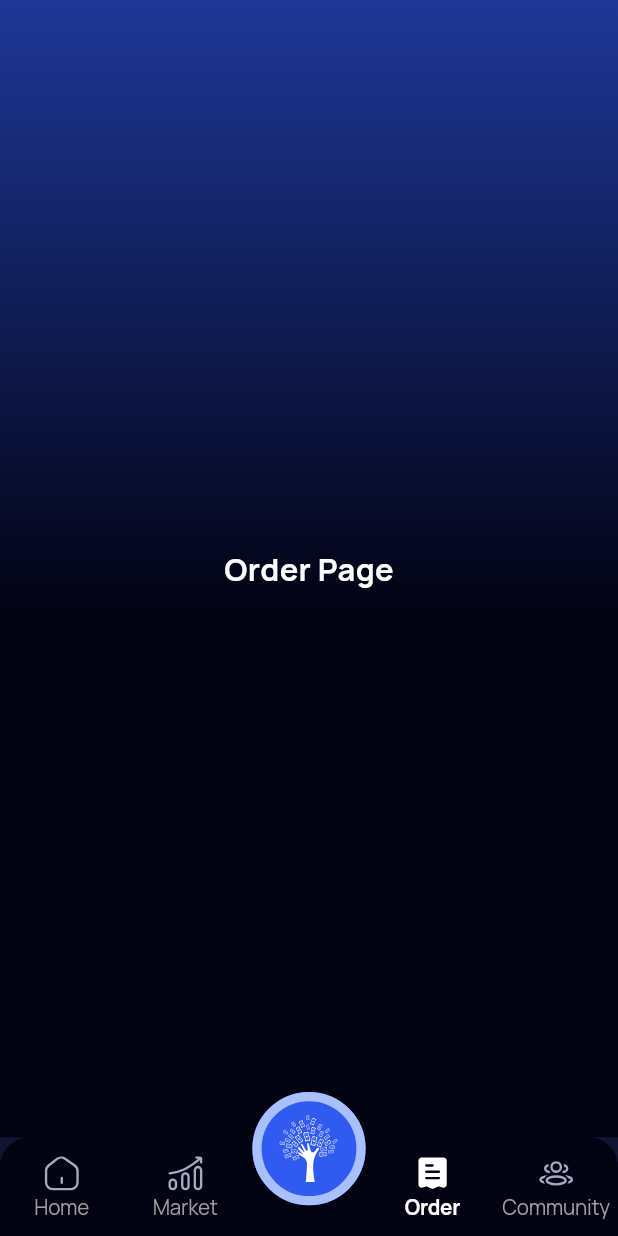
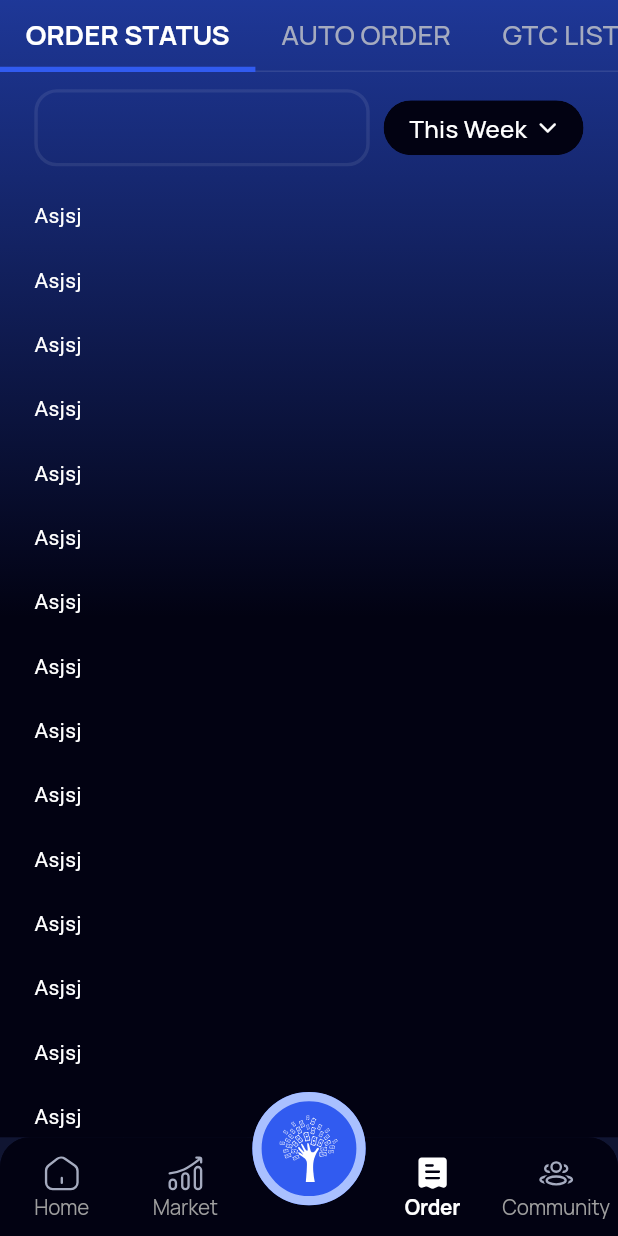
Before and after one commit to drewjya/sr_ui, a Flutter app: the OrderView screen opened by its route, on a phone screen of 412 x 824 dp. Run offline on Flutter 3.47's test engine with Material 3 defaults, Android fonts, the phone set to English and light mode, and no system bars; our stand-ins replace flutter_hooks, flutter_screenutil, flutter_svg, go_router, hooks_riverpod, riverpod and 5 more; accounts and stored records are empty; generated files the repository leaves out were written again.

```diff
--- a/lib/core/theme/app_theme.dart
+++ b/lib/core/theme/app_theme.dart
@@ -231,13 +231,15 @@ class AppTheme with ChangeNotifier {
       fontFamily: 'Manrope',
     ),
     tabBarTheme: TabBarTheme(
+      dividerColor: AppColor.divider,
+      indicatorSize: TabBarIndicatorSize.tab,
+      labelPadding: EdgeInsets.symmetric(horizontal: 15.sp),
       indicator: UnderlineTabIndicator(
         borderSide: BorderSide(
           color: AppColor.primary,
           width: 3.sp,
         ),
       ),
-      labelPadding: EdgeInsets.symmetric(vertical: 10),
       labelStyle: TextStyle(
         color: Colors.white,
         fontFamily: "Manrope",
@@ -373,13 +375,15 @@ class AppTheme with ChangeNotifier {
       fontFamily: 'Manrope',
     ),
     tabBarTheme: TabBarTheme(
+      dividerColor: AppColor.divider,
+      indicatorSize: TabBarIndicatorSize.tab,
+      labelPadding: EdgeInsets.symmetric(horizontal: 15.sp),
       indicator: UnderlineTabIndicator(
         borderSide: BorderSide(
           color: AppColor.primary,
           width: 3.sp,
         ),
       ),
-      labelPadding: EdgeInsets.symmetric(vertical: 10),
       labelStyle: TextStyle(
         color: Colors.white,
         fontFamily: "Manrope",
--- a/lib/core/widget/v_list_tile.dart
+++ b/lib/core/widget/v_list_tile.dart
@@ -4,7 +4,7 @@ import 'package:sr_ui/core/core.dart';
 class VListTile extends StatelessWidget {
   final Widget? leading;
   final Widget title;
-  final Widget subtitle;
+  final Widget? subtitle;
   final Widget? trailing;
   final Color? backgroundColor;
   final VoidCallback? onTap;
@@ -15,7 +15,7 @@ class VListTile extends StatelessWidget {
     Key? key,
     this.leading,
     required this.title,
-    required this.subtitle,
+    this.subtitle,
     this.trailing,
     this.backgroundColor,
     this.onTap,
@@ -50,8 +50,10 @@ class VListTile extends StatelessWidget {
                   mainAxisAlignment: MainAxisAlignment.center,
                   children: [
                     title,
-                    Gap(4.sp),
-                    subtitle,
+                    if (subtitle != null) ...[
+                      Gap(4.sp),
+                      subtitle!,
+                    ],
                   ],
                 ),
               ),
--- a/lib/features/order/view/order_view.dart
+++ b/lib/features/order/view/order_view.dart
@@ -1,16 +1,47 @@
 import 'package:sr_ui/core/core.dart';
+import 'package:sr_ui/features/order/view/tab/order_status_tab.dart';
 
-class OrderView extends StatelessWidget {
+class OrderView extends HookConsumerWidget {
   const OrderView({super.key});
 
   @override
-  Widget build(BuildContext context) {
+  Widget build(BuildContext context, WidgetRef ref) {
+    final tabController = useTabController(initialLength: 4);
     return NavScaffold(
-      body: Center(
-        child: VText(
-          "Order Page",
-          style: context.text.title,
-        ),
+      body: Column(
+        children: [
+          TabBar(
+              controller: tabController,
+              padding: EdgeInsets.all(0),
+              isScrollable: true,
+              tabAlignment: TabAlignment.center,
+              indicatorSize: TabBarIndicatorSize.tab,
+              labelPadding: EdgeInsets.symmetric(horizontal: 15.sp),
+              tabs: ["ORDER STATUS", "AUTO ORDER", "GTC LIST", "TRADE DONE"]
+                  .map(
+                    (e) => Tab(
+                      text: e,
+                    ),
+                  )
+                  .toList()),
+          Expanded(
+            child: TabBarView(
+              children: [
+                OrderStatusTab(),
+                Center(
+                  child: VText("Auto Order"),
+                ),
+                Center(
+                  child: VText("gtc list"),
+                ),
+                Center(
+                  child: VText("trade done"),
+                ),
+              ],
+              controller: tabController,
+            ),
+          ),
+        ],
       ),
     );
   }
--- /dev/null
+++ b/lib/features/order/view/tab/order_status_tab.dart
@@ -0,0 +1,85 @@
+import 'package:sliver_tools/sliver_tools.dart';
+import 'package:sr_ui/core/core.dart';
+
+class OrderStatusTab extends StatelessWidget {
+  const OrderStatusTab({super.key});
+
+  @override
+  Widget build(BuildContext context) {
+    return CustomScrollView(
+      slivers: [
+        SliverPinnedHeader(
+          child: Padding(
+            padding: 20.horizontal.copyWith(
+                  top: 10.sp,
+                  bottom: 10.sp,
+                ),
+            child: Row(
+              children: [
+                Expanded(
+                  child: TextField(
+                    decoration: InputDecoration(
+                      contentPadding: 12.all,
+                      isDense: true,
+                      focusColor: Colors.white,
+                      fillColor: Colors.transparent,
+                    ),
+                  ),
+                ),
+                Gap(8.sp),
+                Button.secondary(
+                  onTap: () {
+                    context.showBottomSheet(
+                      isScrollControlled: true,
+                      useRootNavigator: false,
+                      builder: (context) => RealizedReturnSheet(),
+                    );
+                  },
+                  padding: EdgeInsets.symmetric(
+                    vertical: 6.sp,
+                    horizontal: 15.sp,
+                  ),
+                  borderRadius: BorderRadius.circular(20),
+                  child: VRow(
+                    gap: Gap(6.sp),
+                    children: [
+                      VText(
+                        "This Week",
+                        style: context.text.price.copyWith(
+                          color: Colors.white,
+                          fontWeight: FontWeight.w500,
+                        ),
+                      ),
+                      AnimatedRotation(
+                        duration: Duration(),
+                        turns: 0.75,
+                        child: Icon(
+                          Icons.arrow_back_ios_rounded,
+                          size: 12.sp,
+                        ),
+                      )
+                    ],
+                  ),
+                )
+              ],
+            ),
+          ),
+        ),
+        SliverClip(
+          child: SliverList.builder(
+            itemCount: 40,
+            itemBuilder: (context, index) {
+              return VListTile(
+                backgroundColor: Colors.transparent,
+                title: Text("Asjsj"),
+              );
+            },
+          ),
+        ),
+        SliverToBoxAdapter(
+          child: Gap(60.sp),
+        ),
+      ],
+    );
+  }
+}
```
Also changed, not shown: lib/features/community/view/community_view.dart (+32 -7 lines), lib/features/market/view/market_view.dart (+32 -7 lines), lib/features/topup/widget/top_up_card.dart (+43 -45 lines).
